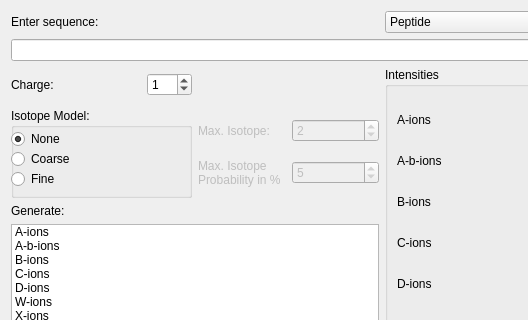
The window that src/openms_gui/source/VISUAL/DIALOGS/TheoreticalSpectrumGenerationDialog.ui (OpenMS/OpenMS-TOPP-GUI) describes before a commit, drawn with Qt 5; both pictures show x 0 to 528 and y 0 to 320 of the 763 by 572 pixel window.
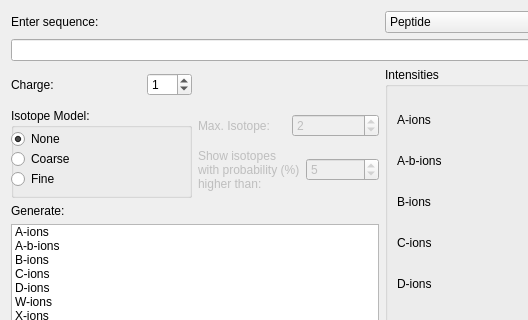
The same window after the commit.

Commit message: changed isotope probability label

```diff
--- a/src/openms_gui/source/VISUAL/DIALOGS/TheoreticalSpectrumGenerationDialog.ui
+++ b/src/openms_gui/source/VISUAL/DIALOGS/TheoreticalSpectrumGenerationDialog.ui
@@ -241,8 +241,9 @@
                   <bool>false</bool>
                  </property>
                  <property name="text">
-                  <string>Max. Isotope
-Probability in %</string>
+                  <string>Show isotopes
+with probability (%)
+higher than:</string>
                  </property>
                 </widget>
                </item>
```
